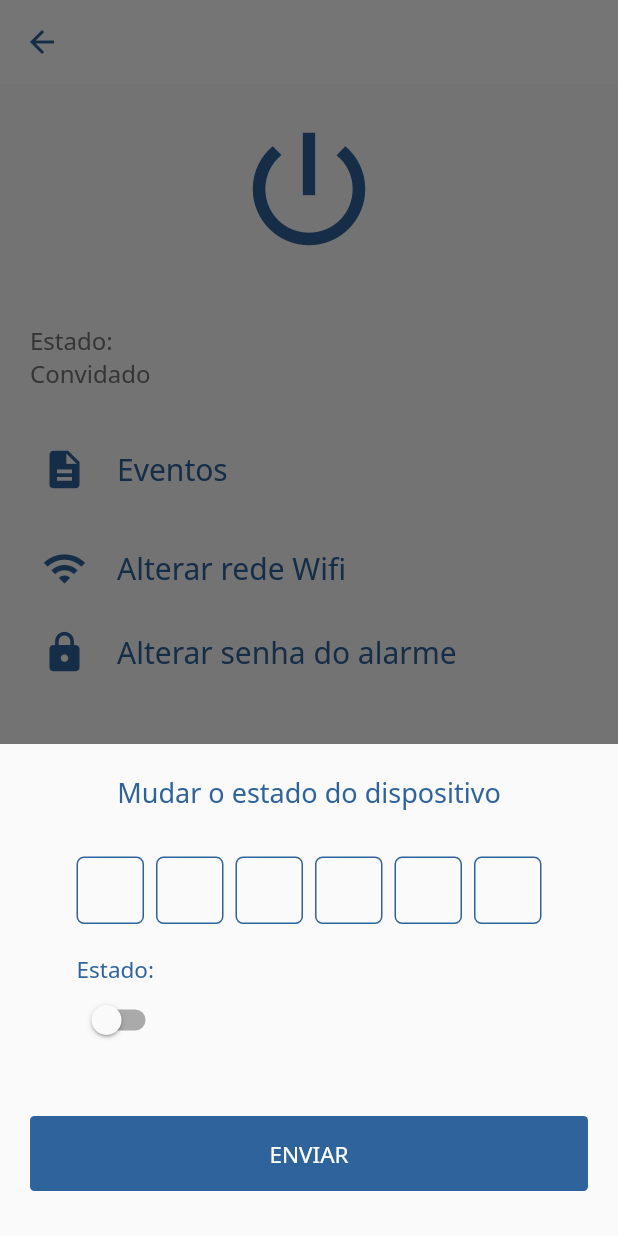
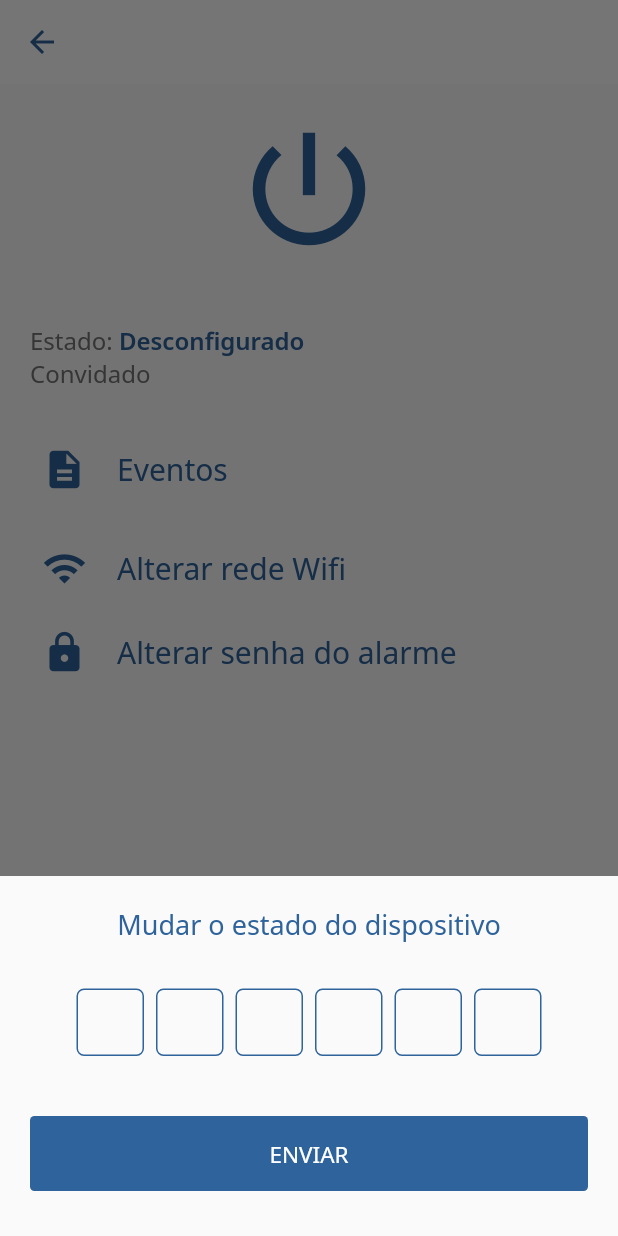
Before and after one commit to alarmouseuepg2023/mobile, a Flutter app: the DevicePage screen opened directly with empty values, after a tap on the "power settings new" icon, on a phone screen of 412 x 824 dp. Run offline on Flutter 3.47's test engine with Material 2 defaults, Android fonts, the phone set to English and light mode, and no system bars; drawn by our look-alikes of pinput; our stand-ins replace another_flushbar, dio, email_validator, flutter_dotenv, flutter_riverpod, google_fonts and 4 more; missing offline and left inert: animated_card, esp_smartconfig, mqtt_client, network_info_plus; accounts and stored records are empty.

Commit message:
feat(device): added status change interaction

```diff
--- a/lib/modules/device/device_page.dart
+++ b/lib/modules/device/device_page.dart
@@ -10,6 +10,7 @@ import 'package:mobile/shared/widgets/toast/toast_widget.dart';
 import '../../shared/models/Response/server_response_model.dart';
 import '../../shared/themes/app_colors.dart';
 import '../../shared/themes/app_text_styles.dart';
+import '../../shared/utils/device_status/device_status_map.dart';
 import '../../shared/widgets/text_input/text_input.dart';
 
 class DevicePage extends StatefulWidget {
@@ -24,13 +25,20 @@ class _DevicePageState extends State<DevicePage> {
   final deviceController = DeviceController();
   bool loading = false;
   bool bottomload = false;
-  String _status = "0";
+  String _status = '0';
   final TextEditingController _password = TextEditingController();
   final TextEditingController _confirmPassword = TextEditingController();
   String _getDeviceOwnership(String role) =>
       role == 'DEVICE_OWNER' ? 'Proprietário' : 'Convidado';
 
   bool _ownerPermissions(String role) => role == 'DEVICE_OWNER' ? true : false;
+
+  @override
+  @override
+  void initState() {
+    _status = widget.device.status;
+    super.initState();
+  }
 
   Future<void> handleInvite(StateSetter bottomState) async {
     try {
@@ -44,6 +52,42 @@ class _DevicePageState extends State<DevicePage> {
 
         GlobalToast.show(context,
             res.message != "" ? res.message : "Usuário convidado com sucesso!");
+      }
+    } catch (e) {
+      if (e is DioError) {
+        ServerResponse response = ServerResponse.fromJson(e.response?.data);
+        GlobalToast.show(context, response.message);
+      } else {
+        GlobalToast.show(
+            context, "Ocorreu um erro ao convidar o usuário. Tente novamente.");
+      }
+    } finally {
+      setState(() {
+        loading = false;
+      });
+
+      bottomState(() {});
+    }
+  }
+
+  Future<void> handleChangeStatus(StateSetter bottomState) async {
+    try {
+      setState(() {
+        loading = true;
+      });
+      bottomState(() {});
+      final res = await deviceController.changeStatus(widget.device.id);
+      if (res != null) {
+        if (!mounted) return;
+
+        final newStatus = _status == '2' ? '1' : '2';
+
+        setState(() {
+          _status = newStatus;
+        });
+
+        GlobalToast.show(context,
+            res.message != "" ? res.message : "Estado alterado com sucesso!");
       }
     } catch (e) {
       if (e is DioError) {
@@ -128,25 +172,6 @@ class _DevicePageState extends State<DevicePage> {
                                   .onChangeStatus(password: value),
                               validator: validatePin,
                             ),
-                            const SizedBox(
-                              height: 20,
-                            ),
-                            Text(
-                              "Estado: ",
-                              style: TextStyles.input,
-                            ),
-                            Switch(
-                              value: _status == '1' ? true : false,
-                              activeColor: AppColors.primary,
-                              onChanged: (bool value) {
-                                deviceController.onChangeStatus(
-                                    status: value ? '1' : '2');
-                                setState(() {
-                                  _status = value ? '1' : '2';
-                                });
-                                bottomState(() {});
-                              },
-                            )
                           ],
                         ),
                       ),
@@ -157,7 +182,7 @@ class _DevicePageState extends State<DevicePage> {
                           label: "ENVIAR",
                           onLoading: loading,
                           onPressed: () {
-                            handleInvite(bottomState);
+                            handleChangeStatus(bottomState);
                           }),
                       const SizedBox(
                         height: 30,
@@ -371,6 +396,10 @@ class _DevicePageState extends State<DevicePage> {
                   child: InkWell(
                       borderRadius: const BorderRadius.all(Radius.circular(50)),
                       onTap: () {
+                        final newStatus = _status == '2' ? '1' : '2';
+
+                        deviceController.onChangeStatus(status: newStatus);
+
                         showBottomSheet(context, 'STATUS');
                       },
                       child: const Icon(Icons.power_settings_new,
@@ -387,7 +416,7 @@ class _DevicePageState extends State<DevicePage> {
                 Text.rich(TextSpan(children: [
                   TextSpan(text: "Estado: ", style: TextStyles.deviceStatusSub),
                   TextSpan(
-                      text: widget.device.status,
+                      text: getDeviceStatusLabel(_status),
                       style: TextStyles.deviceCardStatus)
                 ])),
                 Text(_getDeviceOwnership(widget.device.role),
--- /dev/null
+++ b/lib/shared/utils/device_status/device_status_map.dart
@@ -0,0 +1,49 @@
+String getDeviceStatusCode(String status) {
+  switch (status) {
+    case 'Desconfigurado':
+      {
+        return '0';
+      }
+    case 'Bloqueado':
+      {
+        return '1';
+      }
+    case 'Desbloqueado':
+      {
+        return '2';
+      }
+    case 'Disparado':
+      {
+        return '3';
+      }
+    default:
+      {
+        return '0';
+      }
+  }
+}
+
+String getDeviceStatusLabel(String status) {
+  switch (status) {
+    case '0':
+      {
+        return 'Desconfigurado';
+      }
+    case '1':
+      {
+        return 'Bloqueado';
+      }
+    case '2':
+      {
+        return 'Desbloqueado';
+      }
+    case '3':
+      {
+        return 'Disparado';
+      }
+    default:
+      {
+        return 'Desconfigurado';
+      }
+  }
+}
```
